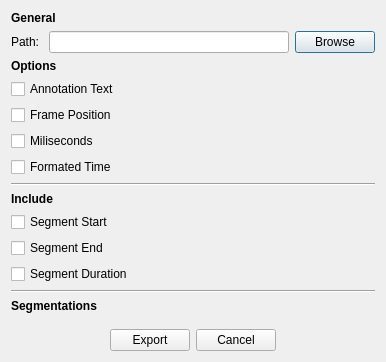
The window that qt_ui/DialogExportSegmentation.ui (FilmColors/VIAN) describes before a commit, drawn with Qt 5.
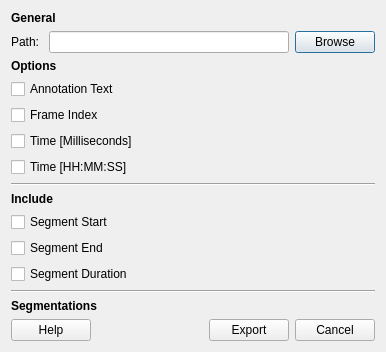
The same window after the commit.

Commit message: Dialogs Layout and Help Button

Diff of the .ui file:
```diff
--- a/qt_ui/DialogExportSegmentation.ui
+++ b/qt_ui/DialogExportSegmentation.ui
@@ -7,7 +7,7 @@
     <x>0</x>
     <y>0</y>
     <width>386</width>
-    <height>362</height>
+    <height>343</height>
    </rect>
   </property>
   <property name="windowTitle">
@@ -59,21 +59,21 @@
    <item>
     <widget class="QCheckBox" name="cB_FramePosition">
      <property name="text">
-      <string>Frame Position</string>
+      <string>Frame Index</string>
      </property>
     </widget>
    </item>
    <item>
     <widget class="QCheckBox" name="cB_Miliseconds">
      <property name="text">
-      <string>Miliseconds</string>
+      <string>Time [Milliseconds]</string>
      </property>
     </widget>
    </item>
    <item>
     <widget class="QCheckBox" name="cB_FormatedTime">
      <property name="text">
-      <string>Formated Time</string>
+      <string>Time [HH:MM:SS]</string>
      </property>
     </widget>
    </item>
@@ -144,6 +144,13 @@
    </item>
    <item>
     <layout class="QHBoxLayout" name="horizontalLayout_2">
+     <item>
+      <widget class="QPushButton" name="btn_Help">
+       <property name="text">
+        <string>Help</string>
+       </property>
+      </widget>
+     </item>
      <item>
       <spacer name="horizontalSpacer">
        <property name="orientation">
@@ -159,6 +166,12 @@
      </item>
      <item>
       <widget class="QPushButton" name="btn_Export">
+       <property name="minimumSize">
+        <size>
+         <width>50</width>
+         <height>0</height>
+        </size>
+       </property>
        <property name="text">
         <string>Export</string>
        </property>
@@ -166,24 +179,17 @@
      </item>
      <item>
       <widget class="QPushButton" name="btn_Cancel">
+       <property name="minimumSize">
+        <size>
+         <width>50</width>
+         <height>0</height>
+        </size>
+       </property>
        <property name="text">
         <string>Cancel</string>
        </property>
       </widget>
      </item>
-     <item>
-      <spacer name="horizontalSpacer_2">
-       <property name="orientation">
-        <enum>Qt::Horizontal</enum>
-       </property>
-       <property name="sizeHint" stdset="0">
-        <size>
-         <width>40</width>
-         <height>20</height>
-        </size>
-       </property>
-      </spacer>
-     </item>
     </layout>
    </item>
   </layout>
```
The commit also changes 17 other files.
